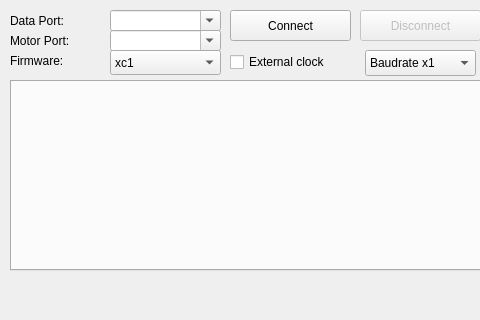
Above: mainwindow.ui from ahp-electronics/xc-gui before the change; both pictures show x 0 to 480 and y 0 to 320 of the 1105 by 600 pixel window. Below: the same form after it.
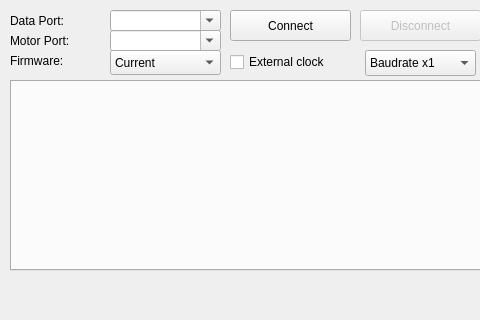
That is the form after the change.

The edit to the form file:
```diff
--- a/mainwindow.ui
+++ b/mainwindow.ui
@@ -256,6 +256,16 @@
       <height>25</height>
      </rect>
     </property>
+    <item>
+     <property name="text">
+      <string>Current</string>
+     </property>
+    </item>
+    <item>
+     <property name="text">
+      <string>Erase</string>
+     </property>
+    </item>
     <item>
      <property name="text">
       <string>xc1</string>
```
